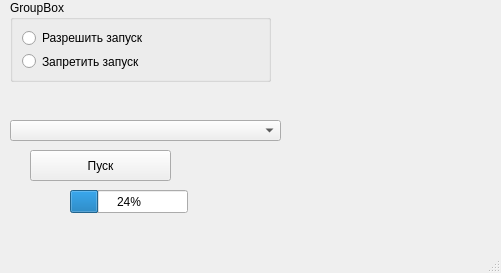
Above: 8_Modul/L4_Widget/mainwindow.ui from svcool/origin before the change. Below: the same form after it.
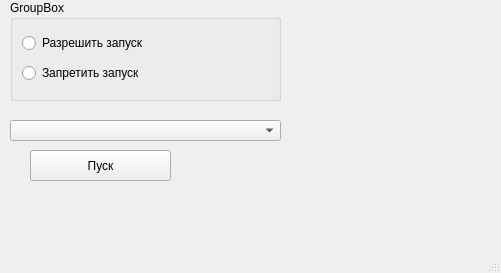
That is the form after the change.

The edit to the form file:
```diff
--- a/8_Modul/L4_Widget/mainwindow.ui
+++ b/8_Modul/L4_Widget/mainwindow.ui
@@ -19,8 +19,8 @@
      <rect>
       <x>10</x>
       <y>0</y>
-      <width>261</width>
-      <height>82</height>
+      <width>271</width>
+      <height>101</height>
      </rect>
     </property>
     <property name="title">
@@ -46,19 +46,6 @@
      </item>
     </layout>
    </widget>
-   <widget class="QProgressBar" name="progressBar">
-    <property name="geometry">
-     <rect>
-      <x>70</x>
-      <y>190</y>
-      <width>118</width>
-      <height>23</height>
-     </rect>
-    </property>
-    <property name="value">
-     <number>24</number>
-    </property>
-   </widget>
    <widget class="QComboBox" name="cb_list">
     <property name="geometry">
      <rect>
```
Left out of the diff: 6 changed lines with no effect on the pictures.
